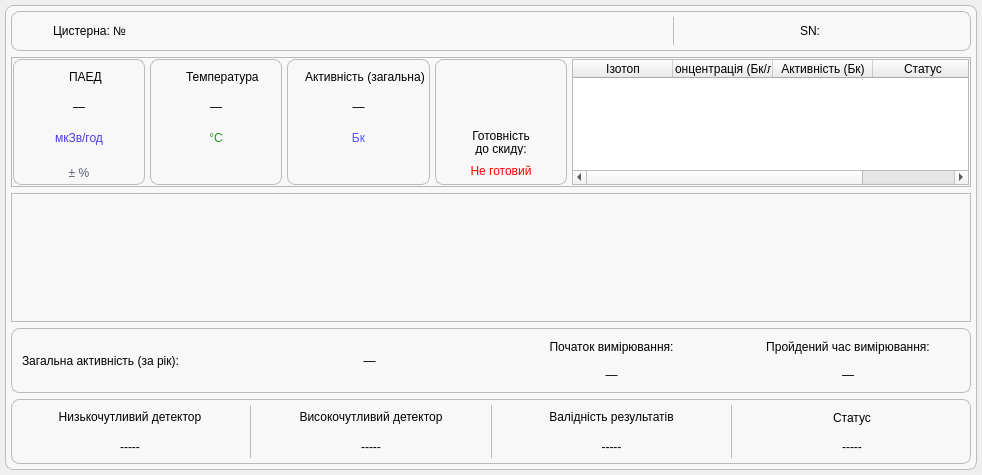
Qt form _UI/dashboardbarrel.ui (Miskiv-Andrew/wroc) before a commit.
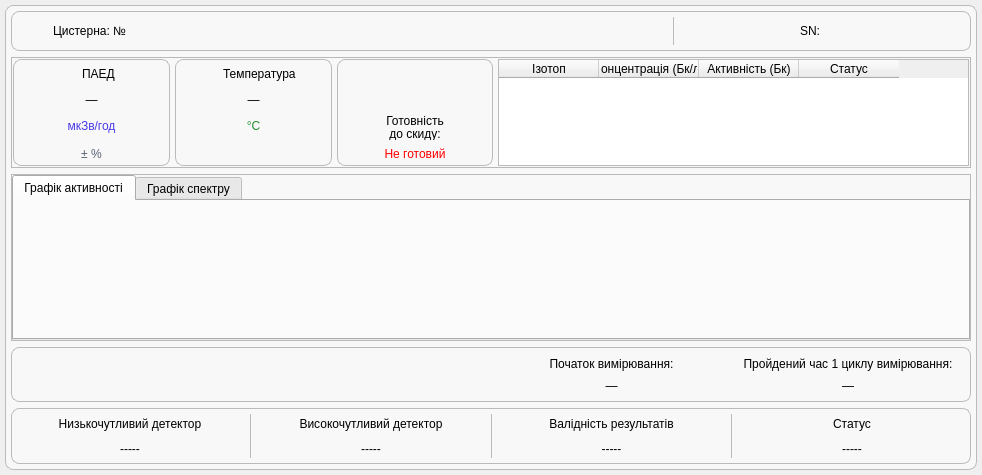
The same form after that commit.

Commit message: Fixes, started making activity plot

```diff
--- a/_UI/dashboardbarrel.ui
+++ b/_UI/dashboardbarrel.ui
@@ -74,7 +74,7 @@
      <property name="frameShadow">
       <enum>QFrame::Shadow::Raised</enum>
      </property>
-     <layout class="QGridLayout" name="gridLayout_3" rowstretch="1,2,2,1,1">
+     <layout class="QGridLayout" name="gridLayout_3" rowstretch="1,2,3,1,1">
       <property name="leftMargin">
        <number>5</number>
       </property>
@@ -135,33 +135,7 @@
                <number>5</number>
               </property>
               <item>
-               <layout class="QHBoxLayout" name="horizontalLayout_16">
-                <item>
-                 <widget class="QLabel" name="label_3">
-                  <property name="styleSheet">
-                   <string notr="true">font: 600 9pt &quot;Segoe UI&quot;;</string>
-                  </property>
-                  <property name="text">
-                   <string>Загальна активність (за рік):</string>
-                  </property>
-                 </widget>
-                </item>
-                <item>
-                 <widget class="QLabel" name="label_7">
-                  <property name="styleSheet">
-                   <string notr="true">font: 700 15pt &quot;Segoe UI&quot;;
-
-</string>
-                  </property>
-                  <property name="text">
-                   <string>—</string>
-                  </property>
-                  <property name="alignment">
-                   <set>Qt::AlignmentFlag::AlignCenter</set>
-                  </property>
-                 </widget>
-                </item>
-               </layout>
+               <layout class="QHBoxLayout" name="horizontalLayout_16"/>
               </item>
              </layout>
             </widget>
@@ -238,7 +212,7 @@
                           <string notr="true">font: 600 9pt &quot;Segoe UI&quot;;</string>
                          </property>
                          <property name="text">
-                          <string>Пройдений час вимірювання:</string>
+                          <string>Пройдений час 1 циклу вимірювання:</string>
                          </property>
                          <property name="alignment">
                           <set>Qt::AlignmentFlag::AlignCenter</set>
@@ -306,7 +280,7 @@
           <number>1</number>
          </property>
          <item>
-          <layout class="QHBoxLayout" name="horizontalLayout_6" stretch="1,1,1,1,3">
+          <layout class="QHBoxLayout" name="horizontalLayout_6" stretch="1,1,1,3">
            <item>
             <widget class="QWidget" name="widgetDose" native="true">
              <property name="styleSheet">
@@ -558,129 +532,6 @@
              </layout>
             </widget>
            </item>
-           <item>
-            <widget class="QWidget" name="widgetActivity" native="true">
-             <property name="styleSheet">
-              <string notr="true">#widgetActivity {
-border: 1px solid #bbb;
-border-radius: 8px
-}</string>
-             </property>
-             <layout class="QVBoxLayout" name="verticalLayout_14">
-              <property name="leftMargin">
-               <number>5</number>
-              </property>
-              <property name="topMargin">
-               <number>5</number>
-              </property>
-              <property name="rightMargin">
-               <number>5</number>
-              </property>
-              <property name="bottomMargin">
-               <number>5</number>
-              </property>
-              <item>
-               <layout class="QVBoxLayout" name="verticalLayout_13">
-                <item>
-                 <layout class="QHBoxLayout" name="horizontalLayout_10">
-                  <item>
-                   <spacer name="horizontalSpacer_6">
-                    <property name="orientation">
-                     <enum>Qt::Orientation::Horizontal</enum>
-                    </property>
-                    <property name="sizeHint" stdset="0">
-                     <size>
-                      <width>40</width>
-                      <height>20</height>
-                     </size>
-                    </property>
-                   </spacer>
-                  </item>
-                  <item>
-                   <widget class="QLabel" name="iconActivity">
-                    <property name="maximumSize">
-                     <size>
-                      <width>30</width>
-                      <height>30</height>
-                     </size>
-                    </property>
-                    <property name="text">
-                     <string/>
-                    </property>
-                    <property name="scaledContents">
-                     <bool>true</bool>
-                    </property>
-                   </widget>
-                  </item>
-                  <item>
-                   <widget class="QLabel" name="iconactivityLabel">
-                    <property name="styleSheet">
-                     <string notr="true">font: 600 9pt &quot;Segoe UI&quot;;</string>
-                    </property>
-                    <property name="text">
-                     <string>Активність (загальна)</string>
-                    </property>
-                   </widget>
-                  </item>
-                  <item>
-                   <spacer name="horizontalSpacer_7">
-                    <property name="orientation">
-                     <enum>Qt::Orientation::Horizontal</enum>
-                    </property>
-                    <property name="sizeHint" stdset="0">
-                     <size>
-                      <width>40</width>
-                      <height>20</height>
-                     </size>
-                    </property>
-                   </spacer>
-                  </item>
-                 </layout>
-                </item>
-                <item>
-                 <widget class="QLabel" name="activityValue">
-                  <property name="styleSheet">
-                   <string notr="true">font: 700 15pt &quot;Segoe UI&quot;;
-
-</string>
-                  </property>
-                  <property name="text">
-                   <string>—</string>
-                  </property>
-                  <property name="alignment">
-                   <set>Qt::AlignmentFlag::AlignCenter</set>
-                  </property>
-                 </widget>
-                </item>
-                <item>
-                 <widget class="QLabel" name="activityLabel">
-                  <property name="styleSheet">
-                   <string notr="true">color: rgb(85, 85, 255);
-font: 700 10pt &quot;Segoe UI&quot;;</string>
-                  </property>
-                  <property name="text">
-                   <string>Бк</string>
-                  </property>
-                  <property name="alignment">
-                   <set>Qt::AlignmentFlag::AlignCenter</set>
-                  </property>
-                 </widget>
-                </item>
-                <item>
-                 <widget class="QLabel" name="label_6">
-                  <property name="text">
-                   <string/>
-                  </property>
-                  <property name="alignment">
-                   <set>Qt::AlignmentFlag::AlignCenter</set>
-                  </property>
-                 </widget>
-                </item>
-               </layout>
-              </item>
-             </layout>
-            </widget>
-           </item>
            <item>
             <widget class="QWidget" name="widgetBarrel" native="true">
              <property name="styleSheet">
@@ -1184,19 +1035,36 @@
         </property>
         <layout class="QVBoxLayout" name="verticalLayout">
          <property name="leftMargin">
-          <number>3</number>
+          <number>0</number>
          </property>
          <property name="topMargin">
-          <number>3</number>
+          <number>0</number>
          </property>
          <property name="rightMargin">
-          <number>3</number>
+          <number>0</number>
          </property>
          <property name="bottomMargin">
-          <number>3</number>
+          <number>0</number>
          </property>
          <item>
-          <widget class="QWidget" name="spectrumWidget" native="true"/>
+          <widget class="QTabWidget" name="tabWidget">
+           <property name="tabPosition">
+            <enum>QTabWidget::TabPosition::North</enum>
+           </property>
+           <property name="currentIndex">
+            <number>0</number>
+           </property>
+           <widget class="QWidget" name="activityWidget">
+            <attribute name="title">
+             <string>Графік активності</string>
+            </attribute>
+           </widget>
+           <widget class="QWidget" name="spectrumWidget">
+            <attribute name="title">
+             <string>Графік спектру</string>
+            </attribute>
+           </widget>
+          </widget>
          </item>
         </layout>
        </widget>
```
The commit also changes 2 other files.
